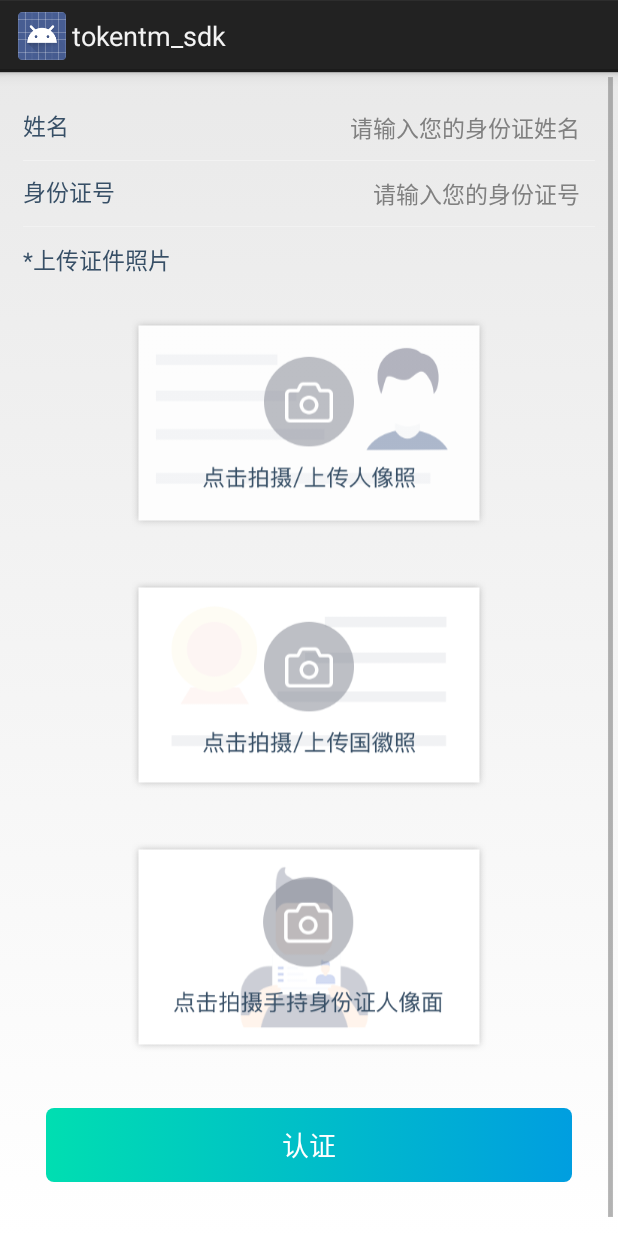
After one commit to TokenTM/tks_android, an Android app: the layout user_activity_cert_by_idcard.xml on its own in the app's theme, with its tools: preview values and no code run, on a phone screen of 412 x 824 dp. The commit adds this screen. Run offline under Robolectric (Android 15) with nearby library versions, the phone set to English and light mode, and no system bars.

Commit message:
feat:用户身份证认证 完成UI

```diff
--- a/config.gradle
+++ b/config.gradle
@@ -14,7 +14,7 @@ ext {
     ]
 
     dependencies = [
-            xxf_android               : "com.github.NBXXF:xxf_android:2.4.5",
+            xxf_android               : "com.github.NBXXF:xxf_android:2.4.7",
             //---------------bug 反馈----------------
             bugtags                   : "com.bugtags.metrics:bugtags-lib:3.0.0",
 
--- /dev/null
+++ b/tks_components/src/main/java/com/tokentm/sdk/components/cert/UserCertByIDCardPresenter.java
@@ -0,0 +1,33 @@
+package com.tokentm.sdk.components.cert;
+
+import android.databinding.ObservableField;
+
+/**
+ * @author youxuan  E-mail:xuanyouwu@163.com
+ * @Description
+ */
+public interface UserCertByIDCardPresenter {
+
+    /**
+     * 选择照片
+     *
+     * @param pic
+     */
+    void onSelectPic(ObservableField<String> pic);
+
+    /**
+     * 身份认证
+     *
+     * @param userName
+     * @param userIDCard
+     * @param userIDCardFrontPic
+     * @param userIDCardBackPic
+     * @param userIDCardHandedPic
+     */
+    void onUserCert(ObservableField<String> userName,
+                    ObservableField<String> userIDCard,
+                    ObservableField<String> userIDCardFrontPic,
+                    ObservableField<String> userIDCardBackPic,
+                    ObservableField<String> userIDCardHandedPic
+    );
+}
--- /dev/null
+++ b/tks_components/src/main/res/layout/user_activity_cert_by_idcard.xml
@@ -0,0 +1,144 @@
+<?xml version="1.0" encoding="utf-8"?>
+<layout xmlns:android="http://schemas.android.com/apk/res/android"
+    xmlns:tools="http://schemas.android.com/tools">
+
+    <data>
+
+        <variable
+            name="presenter"
+            type="com.tokentm.sdk.components.cert.UserCertByIDCardPresenter" />
+
+        <variable
+            name="viewModel"
+            type="com.tokentm.sdk.components.cert.UserCertByIDCardVM" />
+
+    </data>
+
+    <ScrollView
+        android:layout_width="match_parent"
+        android:layout_height="match_parent">
+
+        <LinearLayout
+            android:layout_width="match_parent"
+            android:layout_height="wrap_content"
+            android:orientation="vertical"
+            android:padding="15dp">
+
+            <LinearLayout
+                android:layout_width="match_parent"
+                android:layout_height="wrap_content"
+                android:orientation="horizontal">
+
+                <TextView
+                    android:layout_width="wrap_content"
+                    android:layout_height="wrap_content"
+                    android:text="姓名"
+                    android:textColor="#ff374f66"
+                    android:textSize="15sp" />
+
+                <EditText
+                    android:layout_width="wrap_content"
+                    android:layout_height="wrap_content"
+                    android:layout_weight="1"
+                    android:background="@null"
+                    android:gravity="right"
+                    android:hint="请输入您的身份证姓名"
+                    android:maxLines="1"
+                    android:padding="10dp"
+                    android:text="@={viewModel.userName}"
+                    android:textSize="15sp" />
+            </LinearLayout>
+
+            <View
+                android:layout_width="match_parent"
+                android:layout_height="0.5dp"
+                android:background="@drawable/arch_divider_comm" />
+
+            <LinearLayout
+                android:layout_width="match_parent"
+                android:layout_height="wrap_content"
+                android:orientation="horizontal">
+
+                <TextView
+                    android:layout_width="wrap_content"
+                    android:layout_height="wrap_content"
+                    android:text="身份证号"
+                    android:textColor="#ff374f66"
+                    android:textSize="15sp" />
+
+                <EditText
+                    android:layout_width="wrap_content"
+                    android:layout_height="wrap_content"
+                    android:layout_weight="1"
+                    android:background="@null"
+                    android:gravity="right"
+                    android:hint="请输入您的身份证号"
+                    android:maxLines="1"
+                    android:padding="10dp"
+                    android:text="@={viewModel.userIDCard}"
+                    android:textSize="15sp" />
+            </LinearLayout>
+
+            <View
+                android:layout_width="match_parent"
+                android:layout_height="0.5dp"
+                android:background="@drawable/arch_divider_comm" />
+
+            <TextView
+                android:layout_width="wrap_content"
+                android:layout_height="wrap_content"
+                android:paddingTop="10dp"
+                android:paddingBottom="10dp"
+                android:text="*上传证件照片"
+                android:textColor="#ff374f66"
+                android:textSize="15sp" />
+
+            <ImageView
+                android:layout_width="237dp"
+                android:layout_height="140dp"
+                android:layout_gravity="center_horizontal"
+                android:layout_margin="17dp"
+                android:background="@mipmap/upload_idcard_front"
+                android:onClick="@{()->presenter.onSelectPic(viewModel.userIDCardFrontPic)}"
+                android:scaleType="centerCrop"
+                android:src="@{viewModel.userIDCardFrontPic}" />
+
+            <ImageView
+                android:layout_width="237dp"
+                android:layout_height="140dp"
+                android:layout_gravity="center_horizontal"
+                android:layout_margin="17dp"
+                android:background="@mipmap/upload_idcard_back"
+                android:onClick="@{()->presenter.onSelectPic(viewModel.userIDCardBackPic)}"
+                android:scaleType="centerCrop"
+                android:src="@{viewModel.userIDCardBackPic}" />
+
+            <ImageView
+                android:layout_width="237dp"
+                android:layout_height="140dp"
+                android:layout_gravity="center_horizontal"
+                android:layout_margin="17dp"
+                android:background="@mipmap/upload_idcard_handed"
+                android:onClick="@{()->presenter.onSelectPic(viewModel.userIDCardHandedPic)}"
+                android:scaleType="centerCrop"
+                android:src="@{viewModel.userIDCardHandedPic}" />
+
+            <Button
+                android:layout_width="match_parent"
+                android:layout_height="49dp"
+                android:layout_centerHorizontal="true"
+                android:layout_marginLeft="15dp"
+                android:layout_marginTop="20dp"
+                android:layout_marginRight="15dp"
+                android:layout_marginBottom="30dp"
+                android:background="@drawable/base_btn_bg_selector"
+                android:enabled="@{viewModel.submitable}"
+                android:onClick="@{()->presenter.onUserCert(viewModel.userName, viewModel.userIDCard, viewModel.userIDCardFrontPic, viewModel.userIDCardBackPic, viewModel.userIDCardHandedPic)}"
+                android:text="认证"
+                android:textColor="@android:color/white"
+                android:textSize="18sp"
+                tools:text="认证" />
+        </LinearLayout>
+    </ScrollView>
+
+</layout>
```
Also changed, not shown: demo/src/main/java/com/tokentm/sdk/demo/MainActivity.java (+22 -3 lines), tks_components/src/main/AndroidManifest.xml (+10 -2 lines), tks_components/src/main/java/com/tokentm/sdk/components/cert/CompanyCertActivity.java (+10 -10 lines), tks_components/src/main/java/com/tokentm/sdk/components/cert/CompanyCertSubmitFileActivity.java (+12 -12 lines), tks_components/src/main/java/com/tokentm/sdk/components/cert/UserCertByIDCardActivity.java (added, +75 -0 lines), tks_components/src/main/java/com/tokentm/sdk/components/cert/UserCertByIDCardVM.java (added, +42 -0 lines), tks_components/src/main/java/com/tokentm/sdk/components/cert/model/CompanyCertParams.java (renamed from tks_components/src/main/java/com/tokentm/sdk/components/cert/model/CertParams.java, +23 -11 lines), tks_components/src/main/java/com/tokentm/sdk/components/cert/model/UserCertByIDCardParams.java (added, +87 -0 lines), tks_components/src/main/java/com/tokentm/sdk/components/identitypwd/IdentityPwdSetVM.java (+11 -6 lines), tks_components/src/main/res/mipmap-xhdpi/upload_idcard_back.png (added), tks_components/src/main/res/mipmap-xhdpi/upload_idcard_front.png (added), tks_components/src/main/res/mipmap-xhdpi/upload_idcard_handed.png (added), 1 other file.
